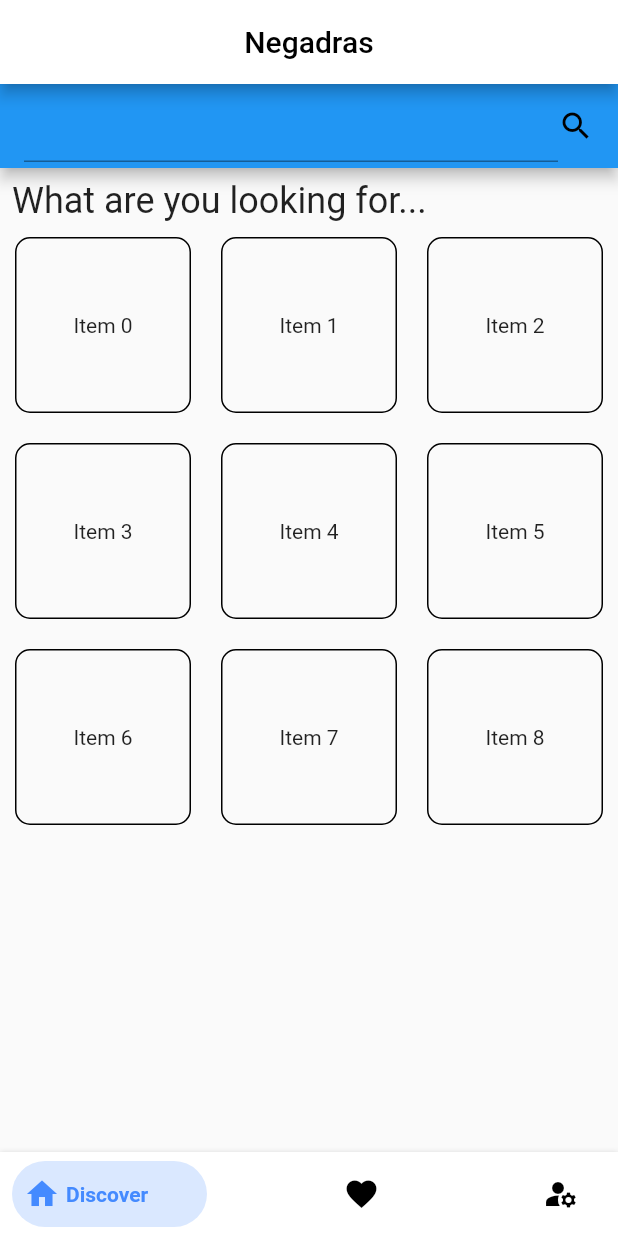
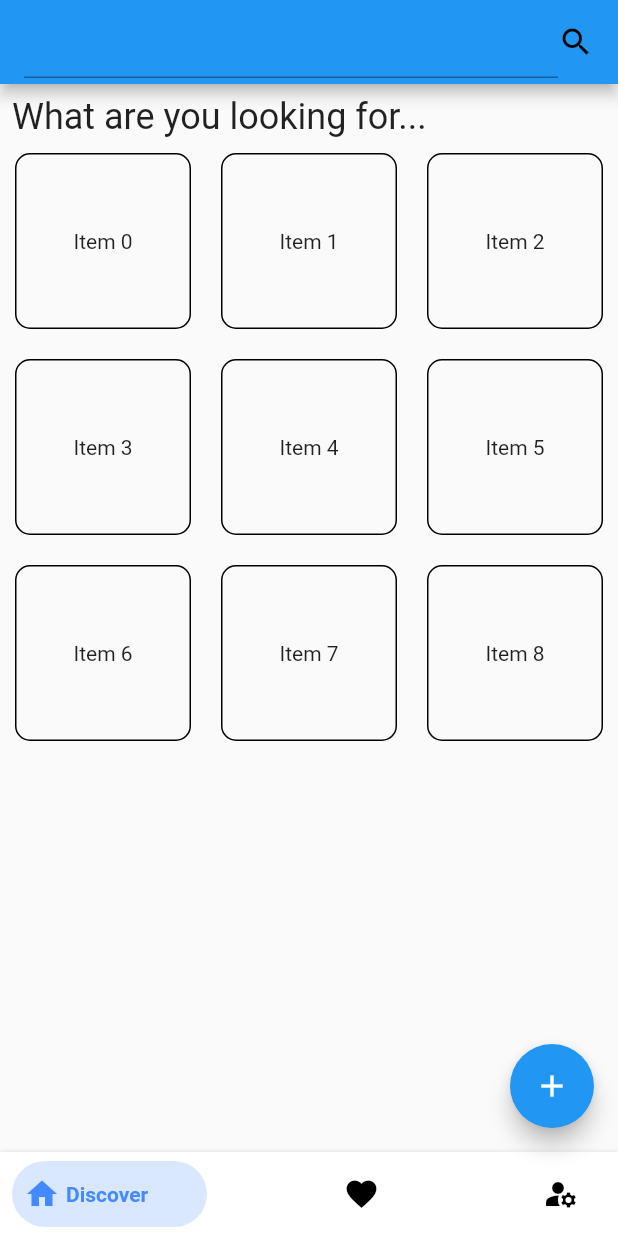
Before and after one commit to Aymen-Mohammednur/Negadras-Frontend, a Flutter app: the screen it shows after launch, on a phone screen of 412 x 824 dp. Run offline on Flutter 3.47's test engine with Material 2 defaults, Android fonts, the phone set to English and light mode, and no system bars; drawn by our look-alikes of bottom_navy_bar; our stand-ins replace auto_route, charts_flutter.

Commit message:
Routing added on some pages and bottom nav bar fixed

```diff
--- a/negadras/lib/app.dart
+++ b/negadras/lib/app.dart
@@ -1,70 +1,22 @@
+import 'package:auto_route/auto_route.dart';
 import 'package:flutter/material.dart';
-import 'package:bottom_navy_bar/bottom_navy_bar.dart';
-import 'package:negadras/buisness/screens/edit_business.dart';
-import 'package:negadras/buisness/screens/favorites.dart';
-import 'package:negadras/buisness/screens/my_business.dart';
-import 'package:negadras/category/screens/home_page.dart';
-import 'package:negadras/user/screens/me_tab.dart';
+import 'package:negadras/routes/router.gr.dart';
 
-class App extends StatefulWidget {
-  const App({Key? key}) : super(key: key);
-
-  @override
-  _AppState createState() => _AppState();
-}
-
-class _AppState extends State<App> {
-  int currentIndex = 0;
-
-  List<Widget> listOfPages = [
-    HomePage(),
-    FavoritesPage(),
-    MePage(),
-  ];
+class App extends StatelessWidget {
+  final _appRouter = AppRouter();
 
   @override
   Widget build(BuildContext context) {
-    return Scaffold(
-      appBar: AppBar(
-        title: Text(
-          "Negadras",
-          style: TextStyle(color: Colors.black),
-        ),
-        backgroundColor: Colors.white,
-        centerTitle: true,
+    return MaterialApp.router(
+      debugShowCheckedModeBanner: false,
+      theme: ThemeData(
+        primarySwatch: Colors.blue,
       ),
-      body: IndexedStack(
-        index: currentIndex,
-        children: listOfPages,
+      routerDelegate: AutoRouterDelegate(
+        _appRouter,
+        navigatorObservers: () => [AutoRouteObserver()],
       ),
-      bottomNavigationBar: BottomNavyBar(
-        // animationDuration: Duration(milliseconds: 500),
-        curve: Curves.easeInOut,
-        selectedIndex: currentIndex,
-        onItemSelected: (index) {
-          setState(() {
-            currentIndex = index;
-          });
-        },
-
-        items: [
-          BottomNavyBarItem(
-              icon: Icon(Icons.home),
-              title: Text("Discover"),
-              activeColor: Colors.blueAccent,
-              inactiveColor: Colors.black),
-          BottomNavyBarItem(
-              icon: Icon(Icons.favorite),
-              title: Text("Favorites"),
-              activeColor: Colors.blueAccent,
-              inactiveColor: Colors.black),
-          BottomNavyBarItem(
-              icon: Icon(Icons.manage_accounts),
-              title: Text("Me"),
-              activeColor: Colors.blueAccent,
-              inactiveColor: Colors.black)
-        ],
-      ),
+      routeInformationParser: _appRouter.defaultRouteParser(),
     );
   }
 }
--- a/negadras/lib/buisness/screens/favorites.dart
+++ b/negadras/lib/buisness/screens/favorites.dart
@@ -2,6 +2,7 @@ import 'package:flutter/cupertino.dart';
 import 'package:flutter/material.dart';
 import 'package:negadras/buisness/screens/widgets/business_card.dart';
 import 'package:negadras/buisness/screens/widgets/label.dart';
+import 'package:negadras/utils/bottom_nav_bar.dart';
 
 class FavoritesPage extends StatelessWidget {
   const FavoritesPage({Key? key}) : super(key: key);
@@ -9,6 +10,7 @@ class FavoritesPage extends StatelessWidget {
   @override
   Widget build(BuildContext context) {
     return Scaffold(
+      bottomNavigationBar: BottomNav(context),
       body: SafeArea(
         child: Column(
           crossAxisAlignment: CrossAxisAlignment.center,
--- a/negadras/lib/buisness/screens/filter_business.dart
+++ b/negadras/lib/buisness/screens/filter_business.dart
@@ -2,6 +2,7 @@ import 'package:flutter/material.dart';
 import 'package:negadras/buisness/screens/widgets/business_card.dart';
 import 'package:negadras/buisness/screens/widgets/label.dart';
 import 'package:negadras/buisness/screens/widgets/search_bar.dart';
+import 'package:negadras/utils/bottom_nav_bar.dart';
 
 class FilterBusinessPage extends StatelessWidget {
   const FilterBusinessPage({Key? key}) : super(key: key);
@@ -9,6 +10,7 @@ class FilterBusinessPage extends StatelessWidget {
   @override
   Widget build(BuildContext context) {
     return Scaffold(
+      bottomNavigationBar: BottomNav(context),
       body: SafeArea(
         child: Column(
           crossAxisAlignment: CrossAxisAlignment.start,
--- a/negadras/lib/buisness/screens/my_business.dart
+++ b/negadras/lib/buisness/screens/my_business.dart
@@ -1,6 +1,7 @@
 import 'package:flutter/material.dart';
 import 'package:negadras/buisness/screens/widgets/business_card.dart';
 import 'package:negadras/buisness/screens/widgets/label.dart';
+import 'package:negadras/utils/bottom_nav_bar.dart';
 
 class MyBusinessPage extends StatelessWidget {
   const MyBusinessPage({Key? key}) : super(key: key);
@@ -8,6 +9,7 @@ class MyBusinessPage extends StatelessWidget {
   @override
   Widget build(BuildContext context) {
     return Scaffold(
+      bottomNavigationBar: BottomNav(context),
       body: SafeArea(
         child: Column(
           crossAxisAlignment: CrossAxisAlignment.start,
--- a/negadras/lib/buisness/screens/search_business.dart
+++ b/negadras/lib/buisness/screens/search_business.dart
@@ -2,6 +2,7 @@ import 'package:flutter/material.dart';
 import 'package:negadras/buisness/screens/widgets/business_card.dart';
 import 'package:negadras/buisness/screens/widgets/label.dart';
 import 'package:negadras/buisness/screens/widgets/search_bar.dart';
+import 'package:negadras/utils/bottom_nav_bar.dart';
 
 class SearchBusinessPage extends StatelessWidget {
   const SearchBusinessPage({Key? key}) : super(key: key);
@@ -9,6 +10,7 @@ class SearchBusinessPage extends StatelessWidget {
   @override
   Widget build(BuildContext context) {
     return Scaffold(
+      bottomNavigationBar: BottomNav(context),
       body: SafeArea(
         child: Column(
           crossAxisAlignment: CrossAxisAlignment.start,
--- a/negadras/lib/category/screens/home_page.dart
+++ b/negadras/lib/category/screens/home_page.dart
@@ -2,6 +2,7 @@ import 'package:auto_route/auto_route.dart';
 import 'package:flutter/material.dart';
 import 'package:negadras/buisness/screens/widgets.dart';
 import 'package:negadras/routes/router.gr.dart';
+import 'package:negadras/utils/bottom_nav_bar.dart';
 
 class HomePage extends StatefulWidget {
   HomePage({Key? key}) : super(key: key);
@@ -70,11 +71,12 @@ class _HomePageState extends State<HomePage> {
           ],
         ),
       ),
-      // floatingActionButton: FloatingActionButton(
-      //   onPressed: _incrementCounter,
-      //   tooltip: 'Increment',
-      //   child: Icon(Icons.add),
-      // ),
+      floatingActionButton: FloatingActionButton(
+        onPressed: _incrementCounter,
+        tooltip: 'Increment',
+        child: Icon(Icons.add),
+      ),
+      bottomNavigationBar: BottomNav(context),
     );
   }
 }
--- a/negadras/lib/main.dart
+++ b/negadras/lib/main.dart
@@ -1,33 +1,4 @@
-import 'package:auto_route/auto_route.dart';
 import 'package:flutter/material.dart';
-// import 'package:negadras/user/screens/account_management.dart';
-// import 'package:negadras/buisness/screens/add_business.dart';
-// import 'package:negadras/buisness/screens/favorites.dart';
-// import 'package:negadras/buisness/screens/filter_business.dart';
-// import 'package:negadras/buisness/screens/edit_business.dart';
-// import 'package:negadras/user/screens/me_tab.dart';
 import 'package:negadras/app.dart';
-import 'package:negadras/routes/router.gr.dart';
 
-void main() {
-  runApp(MyApp());
-}
-
-class MyApp extends StatelessWidget {
-  final _appRouter = AppRouter();
-
-  @override
-  Widget build(BuildContext context) {
-    return MaterialApp.router(
-        title: 'Negadras',
-        debugShowCheckedModeBanner: false,
-        theme: ThemeData(
-          primarySwatch: Colors.blue,
-        ),
-        routerDelegate: AutoRouterDelegate(
-          _appRouter,
-          navigatorObservers: () => [AutoRouteObserver()],
-        ),
-        routeInformationParser: _appRouter.defaultRouteParser());
-  }
-}
+void main() => runApp(App());
--- a/negadras/lib/routes/router.dart
+++ b/negadras/lib/routes/router.dart
@@ -1,5 +1,4 @@
 import 'package:auto_route/annotations.dart';
-import 'package:negadras/app.dart';
 import 'package:negadras/buisness/screens/favorites.dart';
 import 'package:negadras/buisness/screens/filter_business.dart';
 import 'package:negadras/buisness/screens/my_business.dart';
@@ -11,7 +10,7 @@ import 'package:negadras/user/screens/me_tab.dart';
 @MaterialAutoRouter(
   replaceInRouteName: 'Page,Route',
   routes: <AutoRoute>[
-    AutoRoute(page: App, initial: true),
+    AutoRoute(page: HomePage, initial: true),
     AutoRoute(page: FilterBusinessPage),
     AutoRoute(page: SearchBusinessPage),
     AutoRoute(page: FavoritesPage),
--- a/negadras/lib/user/screens/account_management.dart
+++ b/negadras/lib/user/screens/account_management.dart
@@ -1,4 +1,5 @@
 import 'package:flutter/material.dart';
+import 'package:negadras/utils/bottom_nav_bar.dart';
 import '../../buisness/screens/widgets/label.dart';
 
 class AccountManagementPage extends StatelessWidget {
@@ -7,6 +8,7 @@ class AccountManagementPage extends StatelessWidget {
   @override
   Widget build(BuildContext context) {
     return Scaffold(
+      bottomNavigationBar: BottomNav(context),
       body: SafeArea(
         child:Column(
           children: [Row(
--- /dev/null
+++ b/negadras/lib/utils/bottom_nav_bar.dart
@@ -0,0 +1,49 @@
+import 'package:flutter/material.dart';
+import 'package:bottom_navy_bar/bottom_navy_bar.dart';
+import 'package:negadras/buisness/screens/edit_business.dart';
+import 'package:negadras/buisness/screens/favorites.dart';
+import 'package:negadras/buisness/screens/my_business.dart';
+import 'package:negadras/category/screens/home_page.dart';
+import 'package:negadras/routes/router.gr.dart';
+import 'package:negadras/user/screens/me_tab.dart';
+import 'package:auto_route/auto_route.dart';
+
+Widget BottomNav(BuildContext context) {
+
+  Map<String, int> pageIndex = {"/": 0, "/favorites-page": 1, "/me-page": 2};
+  String routeName = context.routeData.path;
+  int currentIndex = pageIndex[routeName] ?? 0;
+
+  List routes = [
+    HomeRoute(),
+    FavoritesRoute(),
+    MeRoute(),
+  ];
+
+  return BottomNavyBar(
+    // animationDuration: Duration(milliseconds: 500),
+    curve: Curves.easeInOut,
+    selectedIndex: currentIndex,
+    onItemSelected: (index) {
+      context.router.push(routes[index]);
+    },
+
+    items: [
+      BottomNavyBarItem(
+          icon: Icon(Icons.home),
+          title: Text("Discover"),
+          activeColor: Colors.blueAccent,
+          inactiveColor: Colors.black),
+      BottomNavyBarItem(
+          icon: Icon(Icons.favorite),
+          title: Text("Favorites"),
+          activeColor: Colors.blueAccent,
+          inactiveColor: Colors.black),
+      BottomNavyBarItem(
+          icon: Icon(Icons.manage_accounts),
+          title: Text("Me"),
+          activeColor: Colors.blueAccent,
+          inactiveColor: Colors.black)
+    ],
+  );
+}
```
Also changed, not shown: negadras/lib/buisness/screens/add_business.dart (+8 -6 lines), negadras/lib/buisness/screens/add_to_org.dart (+3 -6 lines), negadras/lib/buisness/screens/edit_business.dart (+10 -6 lines), negadras/lib/user/screens/me_tab.dart (+21 -26 lines), negadras/lib/routes/router.gr.dart, 1 other file.
